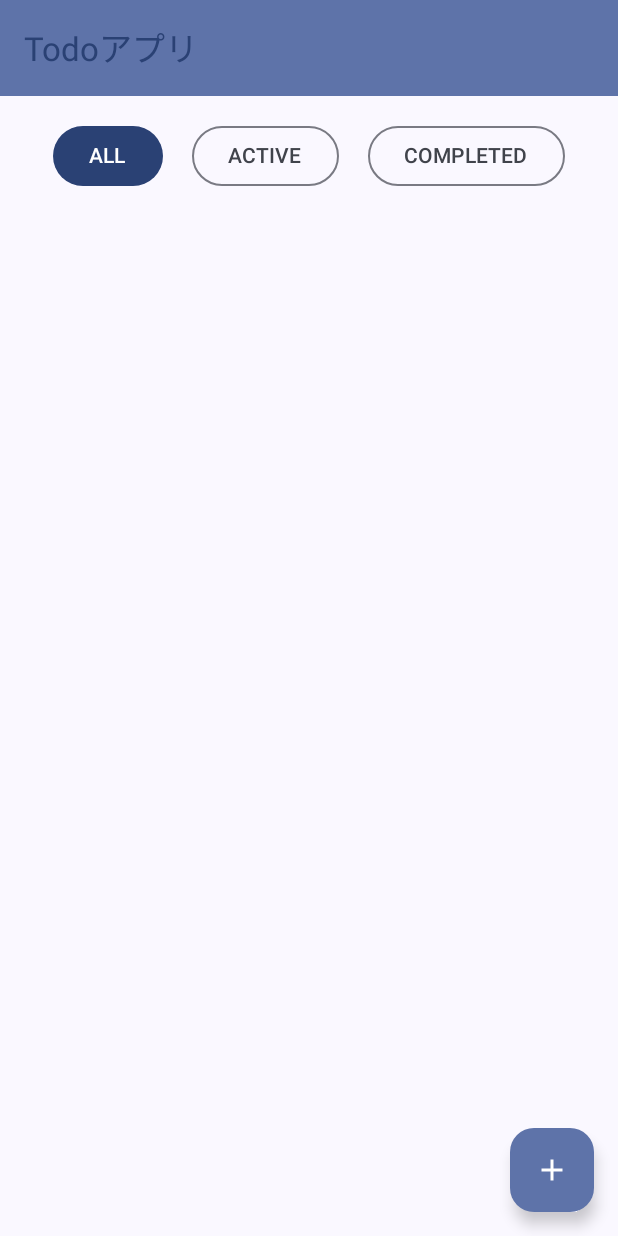
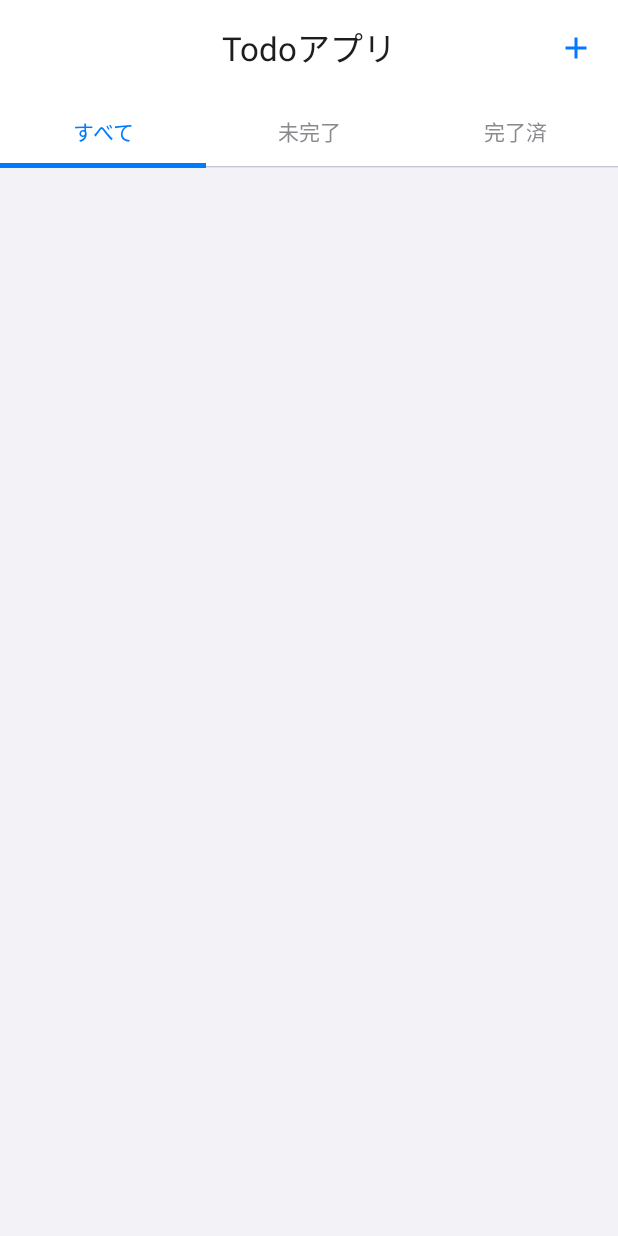
Before and after one commit to ZOE-tech256/todo-app-for-android, an Android app built with Jetpack Compose: the screen it shows after launch (MainActivity), on a phone screen of 412 x 824 dp. Run offline under Robolectric (Android 15) with nearby library versions, the phone set to English and light mode, and no system bars; our stand-ins replace Room's generated code.

Commit message:
UIの変更

```diff
--- a/app/build.gradle.kts
+++ b/app/build.gradle.kts
@@ -50,6 +50,7 @@ dependencies {
     implementation(libs.androidx.compose.ui.graphics)
     implementation(libs.androidx.compose.ui.tooling.preview)
     implementation(libs.androidx.compose.material3)
+    implementation(libs.androidx.compose.material.iconsExtended) // この行を追記
     implementation(libs.androidx.lifecycle.viewmodel.compose)
     implementation(libs.androidx.room.runtime) // Roomランタイムを追加
     implementation(libs.androidx.room.ktx)     // Room Kotlin拡張を追加
--- a/app/src/main/java/com/example/todo_app/MainActivity.kt
+++ b/app/src/main/java/com/example/todo_app/MainActivity.kt
@@ -4,35 +4,41 @@ import android.os.Bundle
 import androidx.activity.ComponentActivity
 import androidx.activity.compose.setContent
 import androidx.activity.enableEdgeToEdge
+import androidx.compose.foundation.clickable // Cardのクリックイベント用
 import androidx.compose.foundation.layout.Arrangement
-import androidx.compose.foundation.layout.Column // Column をインポート
+import androidx.compose.foundation.layout.Column
 import androidx.compose.foundation.layout.Row
-import androidx.compose.foundation.layout.Spacer // Spacer をインポート
+import androidx.compose.foundation.layout.Spacer
 import androidx.compose.foundation.layout.fillMaxSize
 import androidx.compose.foundation.layout.fillMaxWidth
-import androidx.compose.foundation.layout.height // height をインポート
+import androidx.compose.foundation.layout.height
 import androidx.compose.foundation.layout.padding
-//import androidx.compose.foundation.layout.width // 必要に応じてwidthをインポート
 import androidx.compose.foundation.lazy.LazyColumn
 import androidx.compose.foundation.lazy.items
+import androidx.compose.foundation.shape.RoundedCornerShape // 角丸用
 import androidx.compose.material.icons.Icons
 import androidx.compose.material.icons.filled.Add
+import androidx.compose.material.icons.filled.CheckCircle // 完了済みアイコン
 import androidx.compose.material.icons.filled.Delete
+import androidx.compose.material.icons.outlined.RadioButtonUnchecked // 未完了アイコン
 import androidx.compose.material3.AlertDialog
-import androidx.compose.material3.Button
-import androidx.compose.material3.ButtonDefaults // ButtonDefaults をインポート
-import androidx.compose.material3.Checkbox
+import androidx.compose.material3.Button // AddTaskDialog で使用
+import androidx.compose.material3.Card // Cardをインポート
+import androidx.compose.material3.CardDefaults // CardDefaultsをインポート
+import androidx.compose.material3.CenterAlignedTopAppBar // CenterAlignedTopAppBar をインポート
+// import androidx.compose.material3.Checkbox // TaskItemから削除
 import androidx.compose.material3.ExperimentalMaterial3Api
-import androidx.compose.material3.FloatingActionButton
 import androidx.compose.material3.Icon
 import androidx.compose.material3.IconButton
 import androidx.compose.material3.MaterialTheme
-import androidx.compose.material3.OutlinedButton // OutlinedButton をインポート
 import androidx.compose.material3.OutlinedTextField
 import androidx.compose.material3.Scaffold
+import androidx.compose.material3.Tab // Tab をインポート
+import androidx.compose.material3.TabRow // TabRow をインポート
+import androidx.compose.material3.TabRowDefaults // TabRowDefaults をインポート
+import androidx.compose.material3.TabRowDefaults.tabIndicatorOffset // tabIndicatorOffset をインポート
 import androidx.compose.material3.Text
-import androidx.compose.material3.TextButton
-import androidx.compose.material3.TopAppBar
+import androidx.compose.material3.TextButton // AddTaskDialog で使用
 import androidx.compose.material3.TopAppBarDefaults
 import androidx.compose.runtime.Composable
 import androidx.compose.runtime.getValue
@@ -41,7 +47,7 @@ import androidx.compose.runtime.remember
 import androidx.compose.runtime.setValue
 import androidx.compose.ui.Alignment
 import androidx.compose.ui.Modifier
-import androidx.compose.ui.text.style.TextDecoration
+import androidx.compose.ui.text.style.TextDecoration // Textの取り消し線に使う可能性がまだあるので残す
 import androidx.compose.ui.tooling.preview.Preview
 import androidx.compose.ui.unit.dp
 import androidx.lifecycle.compose.collectAsStateWithLifecycle
@@ -60,44 +66,43 @@ class MainActivity : ComponentActivity() {
     }
 }
 
-// 新しいComposable: フィルターボタンを表示する行
+// TaskFilterTabs Composable の Tab テキストを変更
 @Composable
-fun FilterButtonsRow(
+fun TaskFilterTabs(
     currentFilter: FilterType,
     onFilterSelected: (FilterType) -> Unit,
     modifier: Modifier = Modifier
 ) {
-    Row(
-        modifier = modifier
-            .fillMaxWidth()
-            .padding(vertical = 8.dp),
-        horizontalArrangement = Arrangement.SpaceEvenly // ボタンを等間隔に配置
+    val filters = FilterType.values()
+    val selectedTabIndex = currentFilter.ordinal
+
+    TabRow(
+        selectedTabIndex = selectedTabIndex,
+        modifier = modifier.fillMaxWidth(),
+        containerColor = MaterialTheme.colorScheme.surface,
+        indicator = { tabPositions ->
+            TabRowDefaults.Indicator(
+                Modifier.tabIndicatorOffset(tabPositions[selectedTabIndex]),
+                color = MaterialTheme.colorScheme.primary
+            )
+        }
     ) {
-        FilterType.values().forEach { filterType ->
-            val buttonColors = if (currentFilter == filterType) {
-                ButtonDefaults.buttonColors( // 通常のButtonの場合
-                    containerColor = MaterialTheme.colorScheme.primary,
-                    contentColor = MaterialTheme.colorScheme.onPrimary
+        filters.forEachIndexed { index, filterType ->
+            val tabText = when (filterType) { // when 式でテキストを決定
+                FilterType.ALL -> "すべて"
+                FilterType.ACTIVE -> "未完了"
+                FilterType.COMPLETED -> "完了済"
+            }
+            Tab(
+                selected = selectedTabIndex == index,
+                onClick = { onFilterSelected(filterType) },
+                text = {
+                    Text(
+                        text = tabText, // 変更後のテキストを使用
+                        color = if (selectedTabIndex == index) MaterialTheme.colorScheme.primary else MaterialTheme.colorScheme.onSurfaceVariant
                     )
-            } else {
-                ButtonDefaults.outlinedButtonColors() // OutlinedButtonの場合の色に合わせるか、通常のButtonの色を調整
                 }
-            // OutlinedButton を使用して、選択されていないものは枠線のみにする
-            if (currentFilter == filterType) {
-                Button(
-                    onClick = { onFilterSelected(filterType) },
-                    colors = buttonColors // 選択されている場合のButtonの色を適用
-                ) {
-                    Text(filterType.name) // ALL, ACTIVE, COMPLETED
-                }
-            } else {
-                OutlinedButton(
-                    onClick = { onFilterSelected(filterType) }
-                    // colors = buttonColors // 非選択時のOutlinedButtonの色はデフォルトで良い場合が多い
-                ) {
-                    Text(filterType.name)
-                }
-            }
+            )
         }
     }
 }
@@ -110,46 +115,46 @@ fun TodoScreen(
     todoViewModel: TodoViewModel = viewModel()
 ) {
     val tasks by todoViewModel.tasks.collectAsStateWithLifecycle()
-    val currentFilter by todoViewModel.currentFilter.collectAsStateWithLifecycle() // 現在のフィルターを取得
+    val currentFilter by todoViewModel.currentFilter.collectAsStateWithLifecycle()
     var showDialog by remember { mutableStateOf(false) }
 
     Scaffold(
         modifier = modifier.fillMaxSize(),
         topBar = {
-            TopAppBar(
+            CenterAlignedTopAppBar(
                 title = { Text("Todoアプリ") },
-                colors = TopAppBarDefaults.topAppBarColors(
-                    containerColor = MaterialTheme.colorScheme.primaryContainer,
-                    titleContentColor = MaterialTheme.colorScheme.primary,
+                actions = {
+                    IconButton(onClick = { showDialog = true }) {
+                        Icon(
+                            imageVector = Icons.Filled.Add,
+                            contentDescription = "タスク追加",
+                            tint = MaterialTheme.colorScheme.primary
+                        )
+                    }
+                },
+                colors = TopAppBarDefaults.centerAlignedTopAppBarColors(
+                    containerColor = MaterialTheme.colorScheme.surface,
+                    titleContentColor = MaterialTheme.colorScheme.onSurface
                 )
             )
-        },
-        floatingActionButton = {
-            FloatingActionButton(onClick = { showDialog = true }) {
-                Icon(Icons.Filled.Add, contentDescription = "タスク追加")
-            }
         }
     ) { innerPadding ->
-        Column( // Columnでフィルターボタンとリストを縦に並べる
-            modifier = Modifier
-                .padding(innerPadding)
-                .padding(horizontal = 16.dp) // 左右のパディングをColumnに適用
+        Column(
+            modifier = Modifier.padding(innerPadding)
         ) {
-            FilterButtonsRow( // フィルターボタンを配置
+            TaskFilterTabs(
                 currentFilter = currentFilter,
-                onFilterSelected = { filterType -> todoViewModel.setFilter(filterType) },
-                modifier = Modifier.padding(top = 8.dp) // 上部に少しパディング
+                onFilterSelected = { filterType -> todoViewModel.setFilter(filterType) }
             )
-            Spacer(modifier = Modifier.height(8.dp)) // フィルターボタンとリストの間に少しスペース
-
-            LazyColumn( // LazyColumnは縦方向のパディングを削除 (Columnで管理するため)
-                // modifier = Modifier.padding(vertical = 16.dp) // Columnに移動または調整
+            LazyColumn(
+                 modifier = Modifier.padding(horizontal = 16.dp)
             ) {
                 items(tasks, key = { task -> task.id }) { task ->
                     TaskItem(
                         task = task,
                         onToggleComplete = { todoViewModel.toggleTaskCompletion(task.id) },
-                        onDelete = { todoViewModel.deleteTask(task.id) }
+                        onDelete = { todoViewModel.deleteTask(task.id) },
+                        modifier = Modifier.padding(vertical = 6.dp)
                     )
                 }
             }
@@ -215,35 +220,56 @@ fun TaskItem(
     onDelete: () -> Unit,
     modifier: Modifier = Modifier
 ) {
+    Card(
+        modifier = modifier
+            .fillMaxWidth(),
+        shape = RoundedCornerShape(8.dp),
+        elevation = CardDefaults.cardElevation(defaultElevation = 2.dp),
+        colors = CardDefaults.cardColors(containerColor = MaterialTheme.colorScheme.surface)
+    ) {
         Row(
-        modifier = modifier
-            .fillMaxWidth()
-            .padding(vertical = 8.dp),
-        verticalAlignment = Alignment.CenterVertically,
-        horizontalArrangement = Arrangement.SpaceBetween
+            modifier = Modifier
+                .padding(horizontal = 16.dp, vertical = 8.dp),
+            verticalAlignment = Alignment.CenterVertically
         ) {
-        Row(verticalAlignment = Alignment.CenterVertically, modifier = Modifier.weight(1f)) {
-            Checkbox(
-                checked = task.isCompleted,
-                onCheckedChange = { onToggleComplete() }
+            Row(
+                modifier = Modifier
+                    .weight(1f)
+                    .clickable { onToggleComplete() }
+                    .padding(vertical = 4.dp),
+                verticalAlignment = Alignment.CenterVertically
+            ) {
+                Icon(
+                    imageVector = if (task.isCompleted) Icons.Filled.CheckCircle else Icons.Outlined.RadioButtonUnchecked,
+                    contentDescription = if (task.isCompleted) "完了済み" else "未完了",
+                    tint = if (task.isCompleted) MaterialTheme.colorScheme.primary else MaterialTheme.colorScheme.onSurfaceVariant,
+                    modifier = Modifier.padding(end = 16.dp)
                 )
                 Text(
                     text = task.title,
-                textDecoration = if (task.isCompleted) TextDecoration.LineThrough else null,
-                modifier = Modifier.padding(start = 8.dp)
+                    style = MaterialTheme.typography.bodyLarge.copy(
+                        textDecoration = null
+                    ),
+                    color = MaterialTheme.colorScheme.onSurface
                 )
             }
             IconButton(onClick = onDelete) {
-            Icon(Icons.Filled.Delete, contentDescription = "削除")
+                Icon(
+                    Icons.Filled.Delete,
+                    contentDescription = "削除",
+                    tint = MaterialTheme.colorScheme.error
+                )
+            }
         }
     }
 }
 
+
 @Preview(showBackground = true)
 @Composable
-fun FilterButtonsRowPreview() {
+fun TaskFilterTabsPreview() {
     Todo_AppTheme {
-        FilterButtonsRow(currentFilter = FilterType.ALL, onFilterSelected = {})
+        TaskFilterTabs(currentFilter = FilterType.ALL, onFilterSelected = {})
     }
 }
 
@@ -263,7 +289,6 @@ fun AddTaskDialogPreview() {
     }
 }
 
-// TaskItemのPreviewも更新または簡略化
 @Preview(showBackground = true)
 @Composable
 fun TaskItemPreview() {
--- a/app/src/main/java/com/example/todo_app/ui/theme/Color.kt
+++ b/app/src/main/java/com/example/todo_app/ui/theme/Color.kt
@@ -2,6 +2,7 @@ package com.example.todo_app.ui.theme
 
 import androidx.compose.ui.graphics.Color
 
+// 既存の色定義 (新しいテーマで使用しない場合は削除しても良いですが、一旦残します)
 val Purple80 = Color(0xFFD0BCFF)
 val PurpleGrey80 = Color(0xFFCCC2DC)
 val Pink80 = Color(0xFFEFB8C8)
@@ -9,3 +10,12 @@ val Pink80 = Color(0xFFEFB8C8)
 val Purple40 = Color(0xFF6650a4)
 val PurpleGrey40 = Color(0xFF625b71)
 val Pink40 = Color(0xFF7D5260)
+
+// --- 新しいテーマ用の色定義 ---
+val AppLightGray = Color(0xFFF2F2F7)  // 全体の背景色 (iOSのシステムライトグレーに近い)
+val CardWhite = Color(0xFFFFFFFF)     // カードの背景色
+val AccentBlue = Color(0xFF007AFF)    // アクセントの青 (iOSの標準的な青)
+val OnAccentBlue = Color(0xFFFFFFFF)  // 青背景上のコンテンツ色 (白)
+val PrimaryTextDark = Color(0xFF1D1D1F) // 主要なテキスト色 (濃いグレー)
+val SecondaryTextGray = Color(0xFF8A8A8E) // やや薄いテキスト色 (グレー)
+// --------------------------------
--- a/app/src/main/java/com/example/todo_app/ui/theme/Theme.kt
+++ b/app/src/main/java/com/example/todo_app/ui/theme/Theme.kt
@@ -9,35 +9,49 @@ import androidx.compose.material3.dynamicDarkColorScheme
 import androidx.compose.material3.dynamicLightColorScheme
 import androidx.compose.material3.lightColorScheme
 import androidx.compose.runtime.Composable
+import androidx.compose.ui.graphics.Color // Colorをインポート
 import androidx.compose.ui.platform.LocalContext
 
+// 既存のDarkColorScheme (今回は変更しませんが、将来的には新しいスタイルに合わせて調整できます)
 private val DarkColorScheme = darkColorScheme(
-    primary = Purple80,
+    primary = Purple80, // これらは後で新しいカラースキームに合わせて更新可能
     secondary = PurpleGrey80,
-    tertiary = Pink80
+    tertiary = Pink80,
+    background = Color(0xFF1C1B1F), // 例: ダークテーマの背景
+    surface = Color(0xFF2C2B2F),   // 例: ダークテーマのカード背景
+    onPrimary = Color.Black,
+    onSecondary = Color.Black,
+    onTertiary = Color.Black,
+    onBackground = Color(0xFFE6E1E5),
+    onSurface = Color(0xFFE6E1E5)
 )
 
-private val LightColorScheme = lightColorScheme(
-    primary = Purple40,
-    secondary = PurpleGrey40,
-    tertiary = Pink40
-
-    /* Other default colors to override
-    background = Color(0xFFFFFBFE),
-    surface = Color(0xFFFFFBFE),
-    onPrimary = Color.White,
-    onSecondary = Color.White,
-    onTertiary = Color.White,
-    onBackground = Color(0xFF1C1B1F),
-    onSurface = Color(0xFF1C1B1F),
-    */
+// 新しいカラースキーム (ライトテーマ用)
+private val NewLightColorScheme = lightColorScheme(
+    primary = AccentBlue,
+    onPrimary = OnAccentBlue,
+    primaryContainer = AccentBlue, // FABやアクティブな要素の背景などに使用検討
+    onPrimaryContainer = OnAccentBlue,
+    secondary = AccentBlue, // アプリ内で第二のアクセントとして使用する場合
+    onSecondary = OnAccentBlue,
+    tertiary = AccentBlue, // 第三のアクセント
+    onTertiary = OnAccentBlue,
+    error = Color(0xFFB00020), // 標準的なエラー色
+    onError = Color.White,
+    background = AppLightGray,    // アプリ全体の背景
+    onBackground = PrimaryTextDark, // 背景上のテキスト色
+    surface = CardWhite,          // カードやダイアログなどの表面の色
+    onSurface = PrimaryTextDark,    // 表面上のテキスト色
+    surfaceVariant = AppLightGray, // 例えば、非選択状態のタブの背景や、入力フィールドの枠線など、surfaceより若干目立たない部分
+    onSurfaceVariant = SecondaryTextGray, // surfaceVariant上のテキスト色 (例: 非選択タブのテキスト)
+    outline = SecondaryTextGray // 区切り線や枠線など
 )
 
 @Composable
 fun Todo_AppTheme(
     darkTheme: Boolean = isSystemInDarkTheme(),
-    // Dynamic color is available on Android 12+
-    dynamicColor: Boolean = true,
+    // Dynamic colorをデフォルトで無効にし、常にカスタムテーマを適用
+    dynamicColor: Boolean = false,
     content: @Composable () -> Unit
 ) {
     val colorScheme = when {
@@ -46,13 +60,13 @@ fun Todo_AppTheme(
             if (darkTheme) dynamicDarkColorScheme(context) else dynamicLightColorScheme(context)
         }
 
-        darkTheme -> DarkColorScheme
-        else -> LightColorScheme
+        darkTheme -> DarkColorScheme // ダークテーマは既存のものを維持 (後で更新可能)
+        else -> NewLightColorScheme  // ライトテーマには新しいカラースキームを適用
     }
 
     MaterialTheme(
         colorScheme = colorScheme,
-        typography = Typography,
+        typography = Typography, // Typographyは変更なし
         content = content
     )
 }
--- a/gradle/libs.versions.toml
+++ b/gradle/libs.versions.toml
@@ -11,6 +11,7 @@ composeBom = "2024.09.00"
 lifecycleViewmodelCompose = "2.9.4"
 room = "2.8.0"  # Roomのバージョンを追加
 ksp = "2.0.21-1.0.27" # KSPのバージョンを追加 (Kotlin 2.0.21 に対応)
+composeIconsExtended = "1.7.8"
 
 [libraries]
 androidx-core-ktx = { group = "androidx.core", name = "core-ktx", version.ref = "coreKtx" }
@@ -30,7 +31,8 @@ androidx-compose-material3 = { group = "androidx.compose.material3", name = "mat
 androidx-lifecycle-viewmodel-compose = { group = "androidx.lifecycle", name = "lifecycle-viewmodel-compose", version.ref = "lifecycleViewmodelCompose" }
 androidx-room-runtime = { group = "androidx.room", name = "room-runtime", version.ref = "room" }  # 追加
 androidx-room-ktx = { group = "androidx.room", name = "room-ktx", version.ref = "room" }          # 追加
-androidx-room-compiler = { group = "androidx.room", name = "room-compiler", version.ref = "room" }# 追加
+androidx-room-compiler = { group = "androidx.room", name = "room-compiler", version.ref = "room" } # 追加
+androidx-compose-material-iconsExtended = { group = "androidx.compose.material", name = "material-icons-extended", version.ref = "composeIconsExtended" }
 
 [plugins]
 android-application = { id = "com.android.application", version.ref = "agp" }
```
Also changed, not shown: 1 other file. Lines whose indentation alone changed are shown as unchanged.
